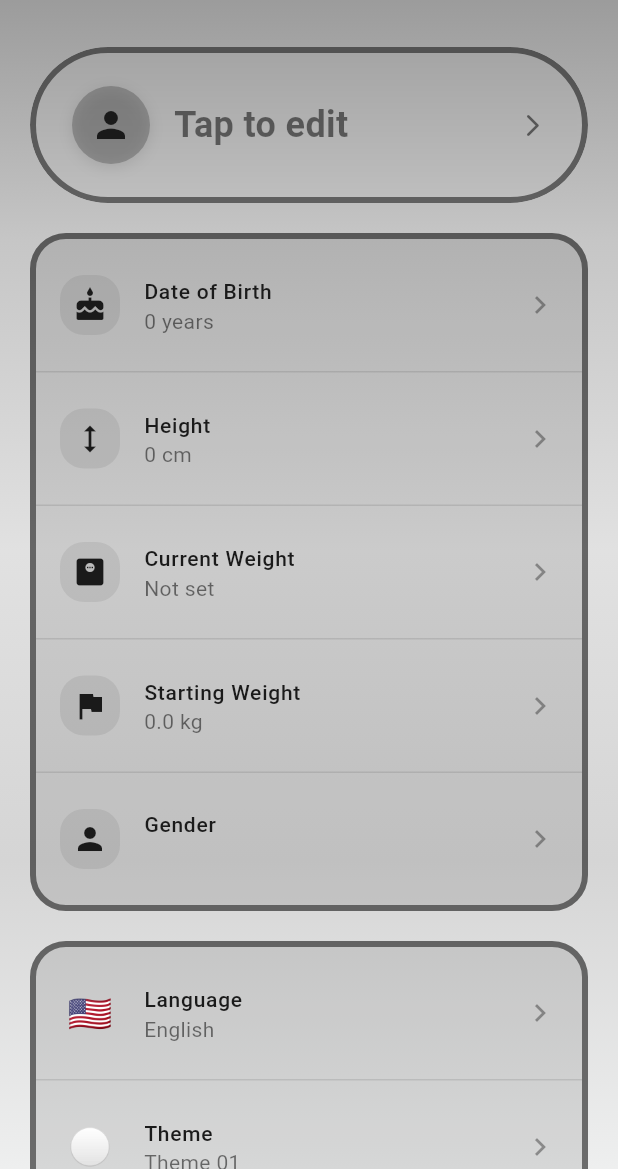
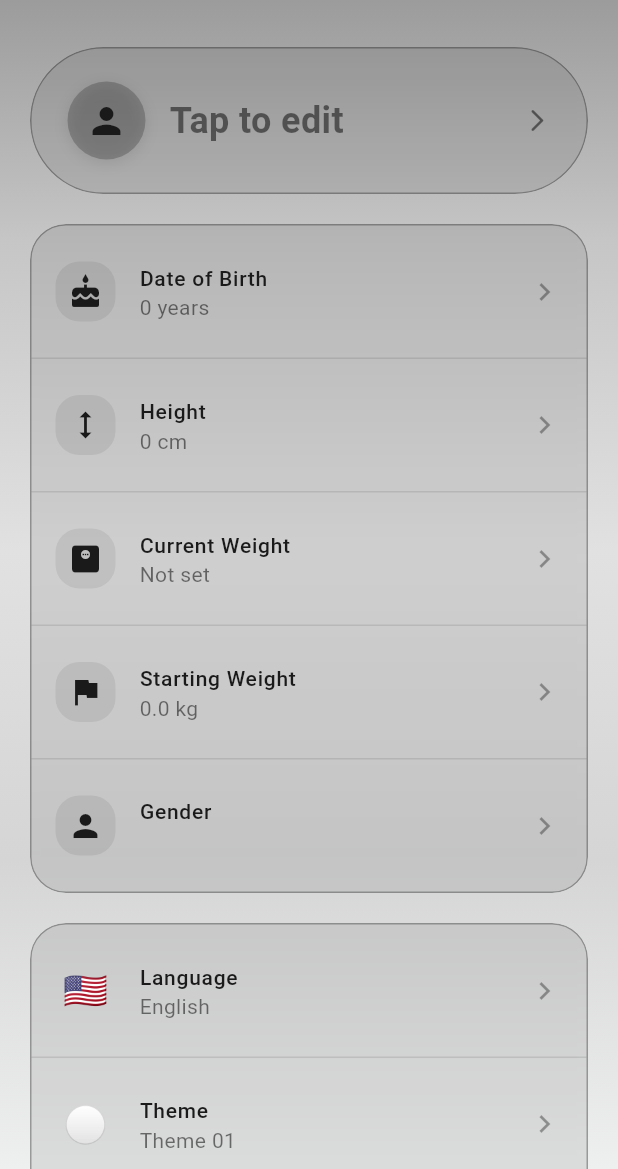
Before and after one commit to siho1117/food_cal, a Flutter app: the SettingsScreen screen opened by its route, on a phone screen of 412 x 824 dp, the part 67-1236 px from its top. Run offline on Flutter 3.47's test engine with Material 3 defaults, Android fonts, the phone set to English and light mode, and no system bars; our stand-ins replace fl_chart, flutter_dotenv, flutter_image_compress, flutter_slidable, image_gallery_saver, image_picker and 4 more; accounts and stored records are empty.

Commit message:
Your commit message here

```diff
--- a/lib/widgets/settings/personal_details_widget.dart
+++ b/lib/widgets/settings/personal_details_widget.dart
@@ -1,4 +1,5 @@
 // lib/widgets/settings/personal_details_widget.dart
+import 'dart:ui';
 import 'package:flutter/material.dart';
 import 'package:flutter/cupertino.dart';
 import 'package:provider/provider.dart';
@@ -18,19 +19,26 @@ class PersonalDetailsWidget extends StatelessWidget {
       builder: (context, settingsProvider, themeProvider, child) {
         final borderColor = AppWidgetTheme.getBorderColor(
           themeProvider.selectedGradient,
-          AppWidgetTheme.cardBorderOpacity,
+          GlassCardStyle.borderOpacity,
         );
         final textColor = AppWidgetTheme.getTextColor(
           themeProvider.selectedGradient,
         );
 
-        return Container(
+        return ClipRRect(
+          borderRadius: BorderRadius.circular(AppWidgetTheme.cardBorderRadius),
+          child: BackdropFilter(
+            filter: ImageFilter.blur(
+              sigmaX: GlassCardStyle.blurSigma,
+              sigmaY: GlassCardStyle.blurSigma,
+            ),
+            child: Container(
               decoration: BoxDecoration(
-            color: Colors.black.withValues(alpha: 0.1),
+                color: Colors.black.withValues(alpha: GlassCardStyle.backgroundTintOpacity),
                 borderRadius: BorderRadius.circular(AppWidgetTheme.cardBorderRadius),
                 border: Border.all(
                   color: borderColor,
-              width: AppWidgetTheme.cardBorderWidth,
+                  width: GlassCardStyle.borderWidth,
                 ),
               ),
               child: Column(
@@ -101,6 +109,8 @@ class PersonalDetailsWidget extends StatelessWidget {
                 onTap: () => _showGenderDialog(context, settingsProvider),
               ),
             ],
+          ),
+            ),
           ),
         );
       },
--- a/lib/widgets/settings/preferences_widget.dart
+++ b/lib/widgets/settings/preferences_widget.dart
@@ -1,4 +1,5 @@
 // lib/widgets/settings/preferences_widget.dart
+import 'dart:ui';
 import 'package:flutter/material.dart';
 import 'package:provider/provider.dart';
 import '../../providers/settings_provider.dart';
@@ -24,19 +25,26 @@ class PreferencesWidget extends StatelessWidget {
 
         final borderColor = AppWidgetTheme.getBorderColor(
           themeProvider.selectedGradient,
-          AppWidgetTheme.cardBorderOpacity,
+          GlassCardStyle.borderOpacity,
         );
         final textColor = AppWidgetTheme.getTextColor(
           themeProvider.selectedGradient,
         );
 
-        return Container(
+        return ClipRRect(
+          borderRadius: BorderRadius.circular(AppWidgetTheme.cardBorderRadius),
+          child: BackdropFilter(
+            filter: ImageFilter.blur(
+              sigmaX: GlassCardStyle.blurSigma,
+              sigmaY: GlassCardStyle.blurSigma,
+            ),
+            child: Container(
               decoration: BoxDecoration(
-            color: Colors.black.withValues(alpha: 0.1),
+                color: Colors.black.withValues(alpha: GlassCardStyle.backgroundTintOpacity),
                 borderRadius: BorderRadius.circular(AppWidgetTheme.cardBorderRadius),
                 border: Border.all(
                   color: borderColor,
-              width: AppWidgetTheme.cardBorderWidth,
+                  width: GlassCardStyle.borderWidth,
                 ),
               ),
               child: Column(
@@ -116,6 +124,8 @@ class PreferencesWidget extends StatelessWidget {
                 isLast: true,
               ),
             ],
+          ),
+            ),
           ),
         );
       },
--- a/lib/widgets/settings/profile_section_widget.dart
+++ b/lib/widgets/settings/profile_section_widget.dart
@@ -39,7 +39,7 @@ class ProfileSectionWidget extends StatelessWidget {
     // Get theme-adaptive colors using widget theme
     final borderColor = AppWidgetTheme.getBorderColor(
       themeProvider.selectedGradient,
-      AppWidgetTheme.cardBorderOpacity,
+      GlassCardStyle.borderOpacity,
     );
     final textColor = AppWidgetTheme.getTextColor(
       themeProvider.selectedGradient,
@@ -48,14 +48,17 @@ class ProfileSectionWidget extends StatelessWidget {
     return ClipRRect(
       borderRadius: BorderRadius.circular(AppWidgetTheme.borderRadiusXL),
       child: BackdropFilter(
-        filter: ImageFilter.blur(sigmaX: 10.0, sigmaY: 10.0),
+        filter: ImageFilter.blur(
+          sigmaX: GlassCardStyle.blurSigma,
+          sigmaY: GlassCardStyle.blurSigma,
+        ),
         child: Container(
           decoration: BoxDecoration(
-            color: Colors.transparent, // Fully transparent to show gradient
+            color: Colors.black.withValues(alpha: GlassCardStyle.backgroundTintOpacity),
             borderRadius: BorderRadius.circular(AppWidgetTheme.borderRadiusXL),
             border: Border.all(
               color: borderColor,
-              width: AppWidgetTheme.cardBorderWidth,
+              width: GlassCardStyle.borderWidth,
             ),
           ),
           child: Material(
```
Also changed, not shown: lib/widgets/settings/feedback_widget.dart (+53 -15 lines). Lines whose indentation alone changed are shown as unchanged.
